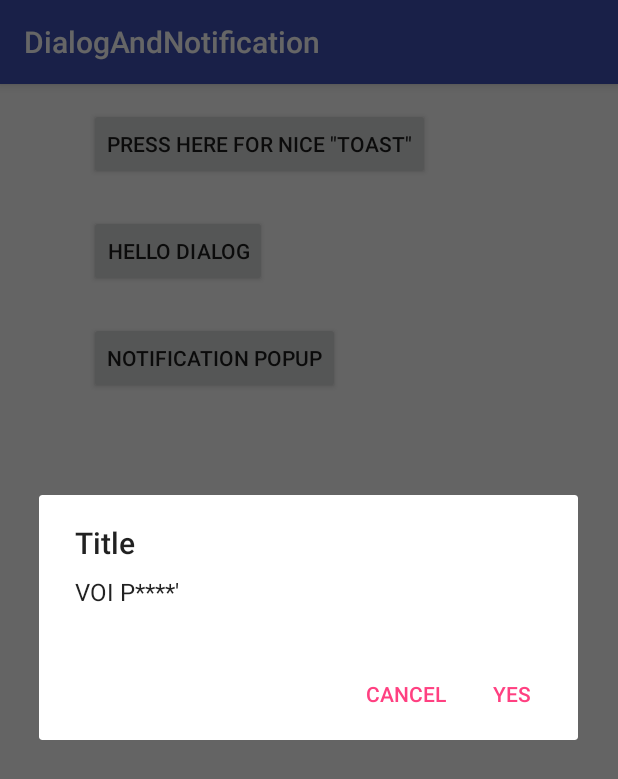
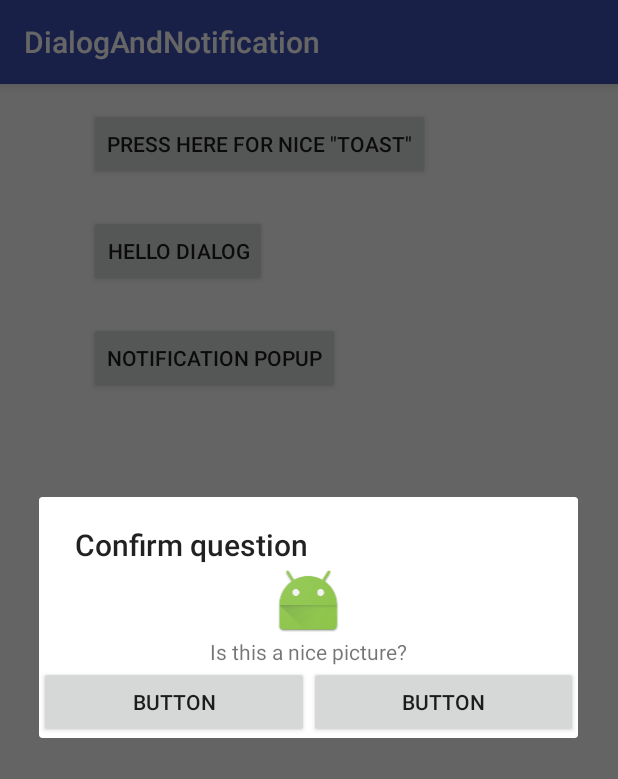
Before and after one commit to Gitvalt/androidDevelopment, an Android app: the screen it shows after launch (MainActivity), after a tap on "HELLO DIALOG", on a phone screen of 412 x 824 dp. Shown: the top 779 px of the screen. Run offline under Robolectric (Android 15) with nearby library versions, the phone set to English and light mode, and no system bars.

Commit message:
creating custom dialog

```diff
--- a/DialogAndNotification/app/src/main/java/com/androidprogramming/k1967/dialogandnotification/MainActivity.java
+++ b/DialogAndNotification/app/src/main/java/com/androidprogramming/k1967/dialogandnotification/MainActivity.java
@@ -1,5 +1,6 @@
 package com.androidprogramming.k1967.dialogandnotification;
 
+import android.app.DialogFragment;
 import android.app.Notification;
 import android.app.NotificationChannel;
 import android.app.NotificationManager;
@@ -11,8 +12,7 @@ import android.widget.Toast;
 
 import java.util.Random;
 
-public class MainActivity extends AppCompatActivity {
-
+public class MainActivity extends AppCompatActivity implements customDialog.CustomDialogListener {
 
     int notification_id = 1;
 
@@ -20,16 +20,30 @@ public class MainActivity extends AppCompatActivity {
     protected void onCreate(Bundle savedInstanceState) {
         super.onCreate(savedInstanceState);
         setContentView(R.layout.activity_main);
-
-        //(Button)notf_Button = (Button)findViewById(R.id.notificationButton);
-
     }
 
+    //when "get dialog" button is clicked
     public void DialogClick(View view){
+        /*
         ExitDialogFrag fraf = new ExitDialogFrag();
         fraf.show(getFragmentManager(), "exit");
+        */
+
+        customDialog dialog = new customDialog();
+        dialog.show(getFragmentManager(), "idnk");
     }
 
+    @Override
+    public void onDialogPositiveClick(DialogFragment dialog, Boolean response) {
+        Toast.makeText(getApplicationContext(), response.toString(), Toast.LENGTH_SHORT).show();
+    }
+
+    @Override
+    public void onDialogNegativeClick(DialogFragment dialog, Boolean response) {
+        Toast.makeText(getApplicationContext(), response.toString(), Toast.LENGTH_SHORT).show();
+    }
+
+    //handle creating a new notification
     public void createNotification(int visibility, String text){
 
         String channelID = "my_channel_1";
@@ -57,10 +71,12 @@ public class MainActivity extends AppCompatActivity {
 
     }
 
+    //when "get notification" button is clicked
     public void notfClick(View view){
         createNotification(Notification.VISIBILITY_PUBLIC, "moi!");
     }
 
+    //when "get Toast" button is clicked
     public void ToastClick(View view){
 
         Random rand = new Random();
--- /dev/null
+++ b/DialogAndNotification/app/src/main/java/com/androidprogramming/k1967/dialogandnotification/customDialog.java
@@ -0,0 +1,76 @@
+package com.androidprogramming.k1967.dialogandnotification;
+
+import android.app.AlertDialog;
+import android.app.Dialog;
+import android.app.DialogFragment;
+import android.content.Context;
+import android.content.DialogInterface;
+import android.os.Bundle;
+import android.view.LayoutInflater;
+import android.view.View;
+import android.widget.Button;
+
+/**
+ * Created by K1967 on 5.9.2017.
+ */
+
+public class customDialog extends DialogFragment {
+
+    public interface CustomDialogListener{
+        public void onDialogPositiveClick(DialogFragment dialog, Boolean response);
+        public void onDialogNegativeClick(DialogFragment dialog, Boolean response);
+    }
+
+    CustomDialogListener mListener;
+
+    //check if the activity this is connected to is a correct type
+    @Override
+    public void onAttach(Context context) {
+        super.onAttach(context);
+
+        try {
+
+        } catch (ClassCastException e){
+
+        }
+
+    }
+
+    @Override
+    public Dialog onCreateDialog(Bundle savedInstanceState) {
+        AlertDialog.Builder builder = new AlertDialog.Builder(getActivity());
+
+        LayoutInflater inflater = getActivity().getLayoutInflater();
+
+        final View dialogView = inflater.inflate(R.layout.custom_dialog_layout, null);
+
+        Button ok = (Button)dialogView.findViewById(R.id.yes);
+        Button no = (Button)dialogView.findViewById(R.id.no);
+
+        ok.setOnClickListener(new View.OnClickListener() {
+            @Override
+            public void onClick(View view) {
+                mListener.onDialogPositiveClick(customDialog.this, true);
+            }
+        });
+
+        ok.setOnClickListener(new View.OnClickListener() {
+            @Override
+            public void onClick(View view) {
+                mListener.onDialogPositiveClick(customDialog.this, true);
+            }
+        });
+
+        no.setOnClickListener(new View.OnClickListener() {
+            @Override
+            public void onClick(View view) {
+                mListener.onDialogNegativeClick(customDialog.this, false);
+            }
+        });
+
+        builder.setView(dialogView).setTitle("Confirm question");
+
+        return builder.create();
+
+    }
+}
--- /dev/null
+++ b/DialogAndNotification/app/src/main/res/layout/custom_dialog_layout.xml
@@ -0,0 +1,42 @@
+<?xml version="1.0" encoding="utf-8"?>
+<LinearLayout xmlns:android="http://schemas.android.com/apk/res/android"
+    xmlns:app="http://schemas.android.com/apk/res-auto"
+    android:orientation="vertical" android:layout_width="match_parent"
+    android:layout_height="match_parent"
+    android:weightSum="1">
+
+    <ImageView
+        android:id="@+id/imageView"
+        android:layout_width="match_parent"
+        android:layout_height="wrap_content"
+        android:layout_weight="0.15"
+        app:srcCompat="@mipmap/ic_launcher" />
+
+    <TextView
+        android:id="@+id/textView"
+        android:layout_width="match_parent"
+        android:layout_height="wrap_content"
+        android:layout_weight="0.08"
+        android:textAlignment="center"
+        android:text="Is this a nice picture?" />
+
+    <LinearLayout
+        android:layout_width="match_parent"
+        android:layout_height="wrap_content"
+        android:orientation="horizontal">
+
+        <Button
+            android:id="@+id/yes"
+            android:layout_width="match_parent"
+            android:layout_height="wrap_content"
+            android:layout_weight="1"
+            android:text="Button" />
+
+        <Button
+            android:id="@+id/no"
+            android:layout_width="match_parent"
+            android:layout_height="wrap_content"
+            android:layout_weight="1"
+            android:text="Button" />
+    </LinearLayout>
+</LinearLayout>
```
